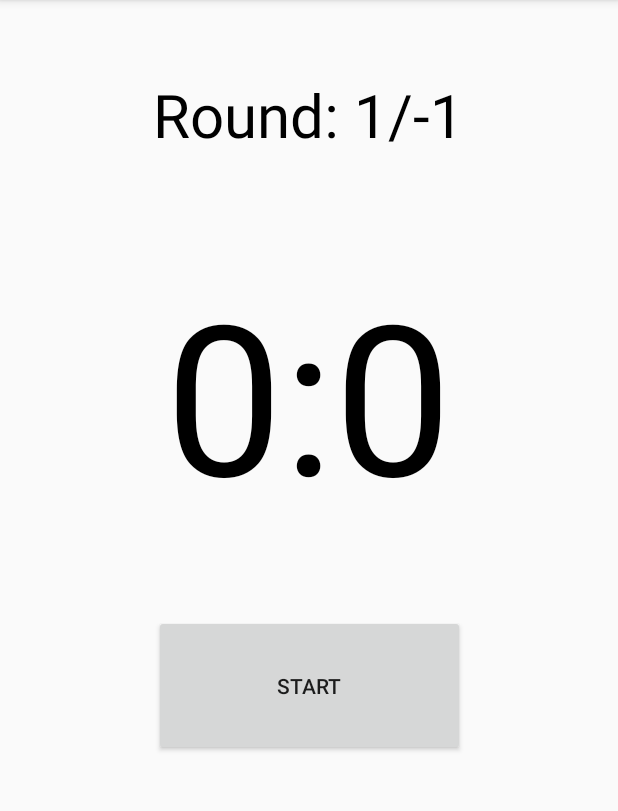
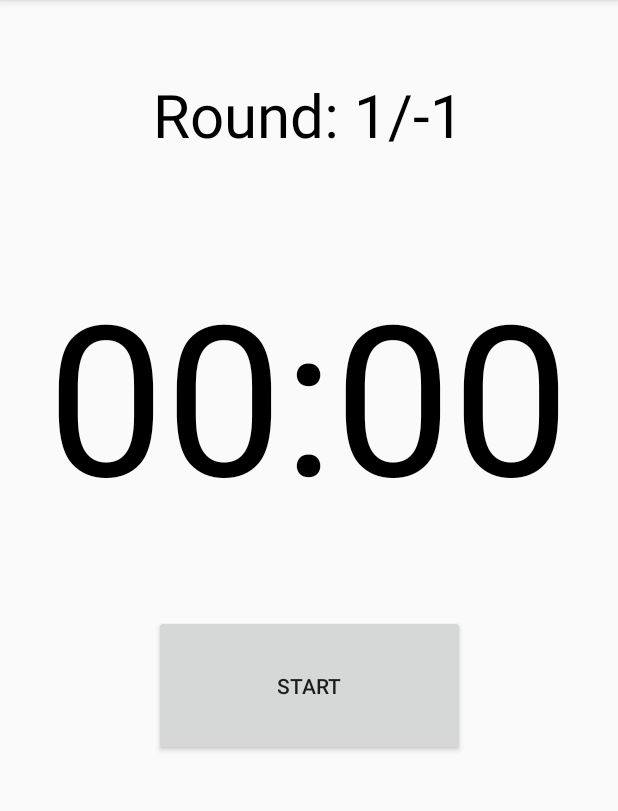
Before and after one commit to Zambo-dev/Boxing-Reflex-Trainer, an Android app: the screen it shows after launch (MainActivity), on a phone screen of 412 x 824 dp, the part 84-895 px from its top. Run offline under Robolectric (Android 15) with nearby library versions, the phone set to English and light mode, and no system bars.

Commit message:
Timer's time padding

```diff
--- a/app/src/main/java/com/example/boxingreflextrainer/MainActivity.java
+++ b/app/src/main/java/com/example/boxingreflextrainer/MainActivity.java
@@ -10,6 +10,8 @@ import android.widget.Button;
 import android.widget.TextView;
 import androidx.appcompat.app.AppCompatActivity;
 
+import java.text.DateFormat;
+
 public class MainActivity extends AppCompatActivity implements TimerCallbacks {
     // Global class variables
     private Button startButton;
@@ -19,6 +21,7 @@ public class MainActivity extends AppCompatActivity implements TimerCallbacks {
     private TimerHandler timerHandler;
     private View main;
     private boolean isPaused = false;
+    private DateFormat dateformat;
 
 
     @Override
@@ -127,7 +130,7 @@ public class MainActivity extends AppCompatActivity implements TimerCallbacks {
     @Override
     // Update MainActivity Views
     public void dataView(long min, long sec, int iterator , int round) {
-        timerView.setText(String.format("%d:%d", min, sec));
+        timerView.setText(String.format("%2d:%2d", min, sec).replace(" ", "0"));
         roundView.setText(String.format("Round: %d/%d", iterator + 1, round));
     }
 
```
